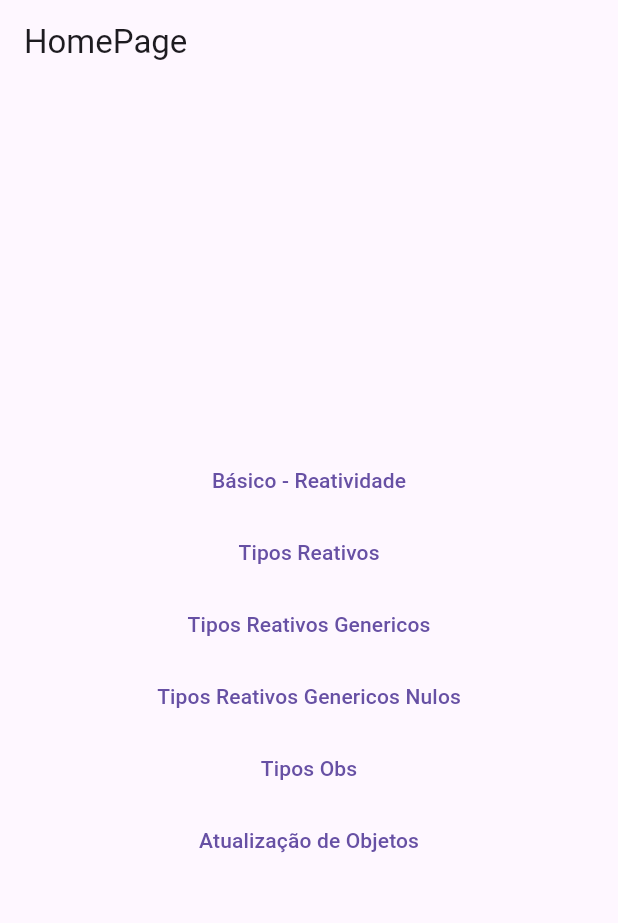
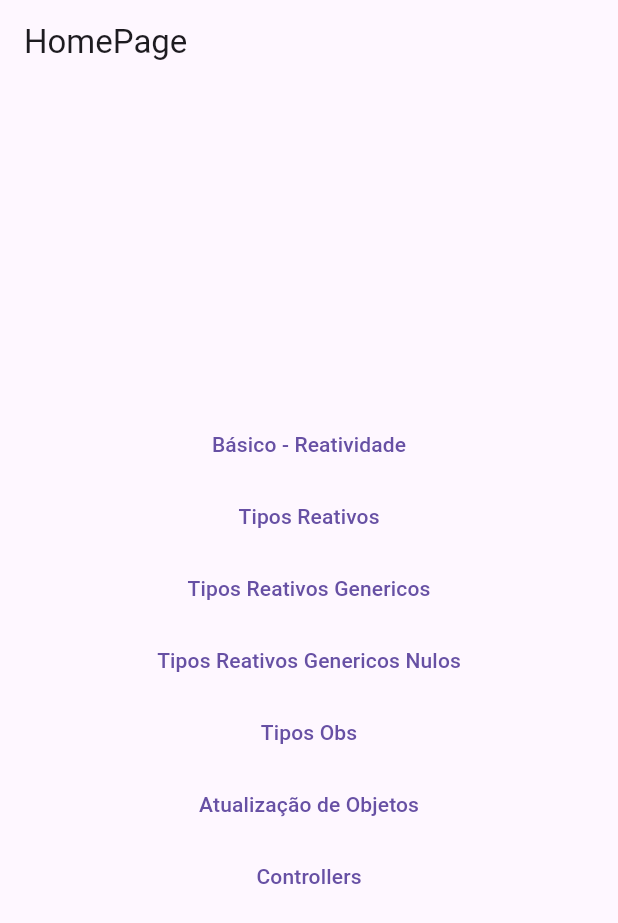
Before and after one commit to enzozami/flutter-getx-state-manager-study, a Flutter app: the screen it shows after launch, on a phone screen of 412 x 824 dp. Shown: the top 923 px of the screen. Run offline on Flutter 3.47's test engine with Material 3 defaults, Android fonts, the phone set to English and light mode, and no system bars; our stand-ins replace get.

Commit message:
feat(controller): ciclo de vida da controller na pagina

```diff
--- a/lib/home_page.dart
+++ b/lib/home_page.dart
@@ -36,6 +36,10 @@ class HomePage extends StatelessWidget {
               onPressed: () => Get.toNamed('/atualizacao'),
               child: Text('Atualização de Objetos'),
             ),
+            TextButton(
+              onPressed: () => Get.toNamed('/controllers'),
+              child: Text('Controllers'),
+            ),
           ],
         ),
       ),
--- a/lib/main.dart
+++ b/lib/main.dart
@@ -1,7 +1,11 @@
 import 'package:flutter/material.dart';
+import 'package:get/instance_manager.dart';
 import 'package:get/route_manager.dart';
 import 'package:get_state_manager/atualizacao/atualizacao_objetos_page.dart';
 import 'package:get_state_manager/basico/reatividade_page.dart';
+import 'package:get_state_manager/controllers/controllers_home_page.dart';
+import 'package:get_state_manager/controllers/getxcontroller_example/controller.dart';
+import 'package:get_state_manager/controllers/getxcontroller_example/getx_controller_example_page.dart';
 import 'package:get_state_manager/home_page.dart';
 import 'package:get_state_manager/tipos/tipos_obs_page.dart';
 import 'package:get_state_manager/tipos/tipos_reativos_genericos_nulos_page.dart';
@@ -26,6 +30,19 @@ class MyApp extends StatelessWidget {
             name: '/tiposReativosGenericosNulos', page: () => TiposReativosGenericosNulosPage()),
         GetPage(name: '/tiposObs', page: () => TiposObsPage()),
         GetPage(name: '/atualizacao', page: () => AtualizacaoObjetosPage()),
+        GetPage(
+          name: '/controllers',
+          page: () => ControllersHomePage(),
+          children: [
+            GetPage(
+              name: '/getxController',
+              binding: BindingsBuilder.put(
+                () => Controller(),
+              ),
+              page: () => GetxControllerExamplePage(),
+            ),
+          ],
+        ),
       ],
     );
   }
```
Also changed, not shown: lib/controllers/controllers_home_page.dart (added, +28 -0 lines), lib/controllers/getxcontroller_example/controller.dart (added, +31 -0 lines), lib/controllers/getxcontroller_example/getx_controller_example_page.dart (added, +45 -0 lines).
